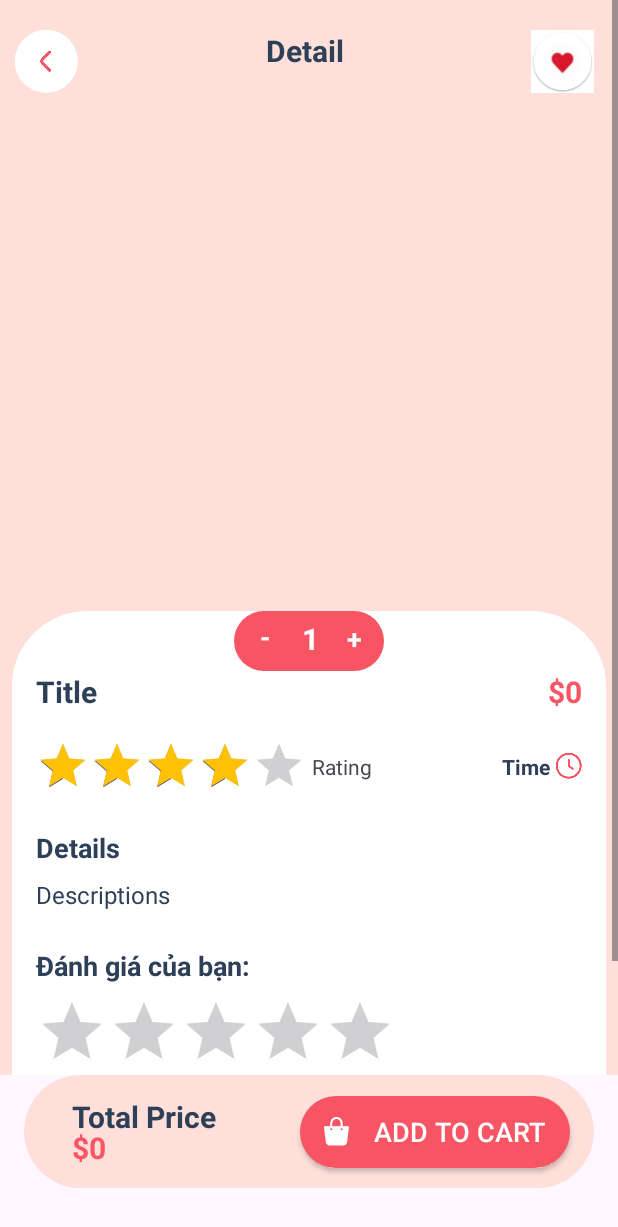
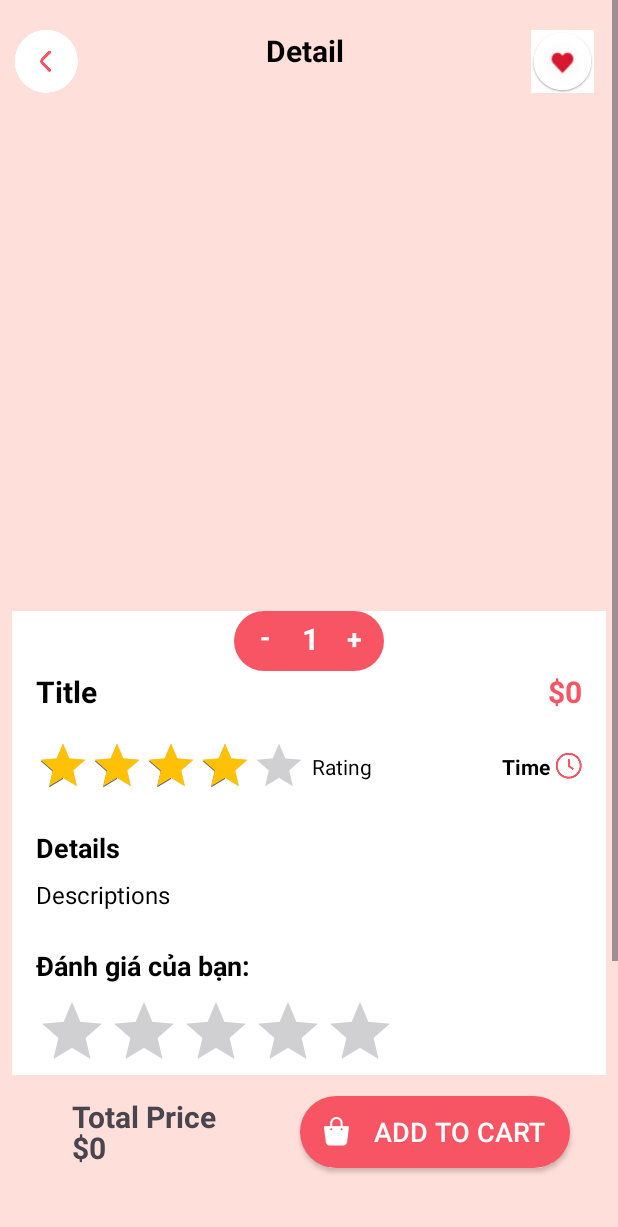
Before and after one commit to LaNaHau/Black_Shadow, an Android app: the DetailActivity screen opened directly, with no data from a screen before it, on a phone screen of 412 x 824 dp. Shown: the top 1227 px of the screen. Run offline under Robolectric (Android 15) with nearby library versions, the phone set to English and light mode, and no system bars; our stand-ins replace Firebase (no records; nobody signed in at launch, a user with empty details on screens opened directly); libraries missing offline, so code that uses them is left out: org.checkerframework.checker; pictures from the network do not load; 8 statements that could not run were skipped.

Commit message:
update darkmode

```diff
--- a/app/src/main/res/layout/activity_detail.xml
+++ b/app/src/main/res/layout/activity_detail.xml
@@ -4,6 +4,7 @@
     xmlns:tools="http://schemas.android.com/tools"
     android:layout_width="match_parent"
     android:layout_height="match_parent"
+    android:background="?attr/colorPrimary"
     tools:context=".Activities.DetailActivity">
 
     <!-- Scrollable content -->
@@ -17,7 +18,7 @@
         <LinearLayout
             android:layout_width="match_parent"
             android:layout_height="wrap_content"
-            android:background="@color/yellow"
+            android:background="?attr/colorPrimary"
             android:orientation="vertical">
 
             <!-- Header: back, title, favorite icon -->
@@ -41,7 +42,7 @@
                     android:layout_width="wrap_content"
                     android:layout_height="wrap_content"
                     android:text="Detail"
-                    android:textColor="@color/dark_blue"
+                    android:textColor="?attr/colorOnSurface"
                     android:textSize="20sp"
                     android:textStyle="bold"
                     app:layout_constraintStart_toEndOf="@id/backBtn"
@@ -80,7 +81,7 @@
                     android:layout_width="0dp"
                     android:layout_height="wrap_content"
                     android:layout_margin="8dp"
-                    android:background="@drawable/white_bg_top_corner"
+                    android:background="?attr/colorSurface"
                     android:orientation="vertical"
                     android:padding="16dp"
                     app:layout_constraintTop_toTopOf="parent"
@@ -100,7 +101,7 @@
                             android:layout_height="wrap_content"
                             android:layout_weight="1"
                             android:text="Title"
-                            android:textColor="@color/dark_blue"
+                            android:textColor="?attr/colorOnSurface"
                             android:textSize="20sp"
                             android:textStyle="bold" />
 
@@ -139,6 +140,7 @@
                             android:layout_width="wrap_content"
                             android:layout_height="wrap_content"
                             android:layout_marginStart="4dp"
+                            android:textColor="?attr/colorOnSurface"
                             android:text="Rating"
                             app:layout_constraintStart_toEndOf="@id/ratingBar"
                             app:layout_constraintTop_toTopOf="parent"
@@ -149,7 +151,7 @@
                             android:layout_width="wrap_content"
                             android:layout_height="wrap_content"
                             android:text="Time"
-                            android:textColor="@color/dark_blue"
+                            android:textColor="?attr/colorOnSurface"
                             android:textStyle="bold"
                             android:layout_marginEnd="4dp"
                             app:layout_constraintEnd_toStartOf="@+id/timeIcon"
@@ -173,7 +175,7 @@
                         android:layout_height="wrap_content"
                         android:layout_marginTop="24dp"
                         android:text="Details"
-                        android:textColor="@color/dark_blue"
+                        android:textColor="?attr/colorOnSurface"
                         android:textSize="18sp"
                         android:textStyle="bold" />
 
@@ -184,7 +186,7 @@
                         android:layout_height="wrap_content"
                         android:layout_marginTop="8dp"
                         android:text="Descriptions"
-                        android:textColor="@color/dark_blue"
+                        android:textColor="?attr/colorOnSurface"
                         android:textSize="16sp" />
 
                     <TextView
@@ -193,7 +195,7 @@
                         android:layout_height="wrap_content"
                         android:layout_marginTop="24dp"
                         android:text="\u0110\u00e1nh gi\u00e1 c\u1ee7a b\u1ea1n:"
-                        android:textColor="@color/dark_blue"
+                        android:textColor="?attr/colorOnSurface"
                         android:textSize="18sp"
                         android:textStyle="bold" />
 
@@ -280,7 +282,7 @@
         android:layout_marginStart="16dp"
         android:layout_marginEnd="16dp"
         android:layout_marginBottom="32dp"
-        android:background="@drawable/yellow_bg_full_corner"
+        android:background="?attr/colorPrimary"
         app:layout_constraintBottom_toBottomOf="parent">
 
         <androidx.appcompat.widget.AppCompatButton
@@ -304,7 +306,7 @@
             android:layout_height="wrap_content"
             android:layout_marginStart="32dp"
             android:text="Total Price"
-            android:textColor="@color/dark_blue"
+            android:backgroundTint="@color/red"
             android:textSize="20sp"
             android:textStyle="bold"
             app:layout_constraintStart_toStartOf="parent"
@@ -316,7 +318,7 @@
             android:layout_height="wrap_content"
             android:layout_marginTop="8dp"
             android:text="$0"
-            android:textColor="@color/red"
+            android:backgroundTint="@color/red"
             android:textSize="20sp"
             android:textStyle="bold"
             app:layout_constraintStart_toStartOf="@+id/textView13"
--- a/app/src/main/res/layout/activity_edit_password.xml
+++ b/app/src/main/res/layout/activity_edit_password.xml
@@ -3,7 +3,7 @@
     xmlns:app="http://schemas.android.com/apk/res-auto"
     android:layout_width="match_parent"
     android:layout_height="match_parent"
-    android:background="#FFF1F7"
+    android:background="?attr/colorPrimary"
     android:fillViewport="true">
 
     <LinearLayout
@@ -73,6 +73,7 @@
                     android:layout_height="wrap_content"
                     android:inputType="textPassword"
                     android:minHeight="48dp"
+                    android:textColor="@color/dark_blue"
                     android:paddingVertical="12dp" />
             </com.google.android.material.textfield.TextInputLayout>
 
@@ -98,6 +99,7 @@
                     android:layout_height="wrap_content"
                     android:inputType="textPassword"
                     android:minHeight="48dp"
+                    android:textColor="@color/dark_blue"
                     android:paddingVertical="12dp" />
             </com.google.android.material.textfield.TextInputLayout>
 
@@ -123,6 +125,7 @@
                     android:layout_height="wrap_content"
                     android:inputType="textPassword"
                     android:minHeight="48dp"
+                    android:textColor="@color/dark_blue"
                     android:paddingVertical="12dp" />
             </com.google.android.material.textfield.TextInputLayout>
 
--- a/app/src/main/res/layout/activity_favourite.xml
+++ b/app/src/main/res/layout/activity_favourite.xml
@@ -5,7 +5,7 @@
     android:id="@+id/main"
     android:layout_width="match_parent"
     android:layout_height="match_parent"
-    android:background="@color/yellow"
+    android:background="?attr/colorPrimary"
     tools:context=".Activities.ListFoodActivity">
 
     <ScrollView
@@ -46,6 +46,7 @@
                     android:layout_height="wrap_content"
                     android:text="Title"
                     android:textSize="18sp"
+                    android:textColor="?attr/colorOnSurface"
                     android:textStyle="bold"
                     app:layout_constraintBottom_toBottomOf="parent"
                     app:layout_constraintEnd_toEndOf="parent"
--- a/app/src/main/res/layout/activity_forgot_password.xml
+++ b/app/src/main/res/layout/activity_forgot_password.xml
@@ -4,6 +4,7 @@
     xmlns:app="http://schemas.android.com/apk/res-auto"
     android:layout_width="match_parent"
     android:layout_height="match_parent"
+    android:background="?attr/colorPrimary"
     android:padding="24dp">
 
     <TextView
@@ -13,6 +14,7 @@
         android:text="Khôi phục mật khẩu"
         android:textSize="24sp"
         android:textStyle="bold"
+        android:textColor="?attr/colorOnSurface"
         app:layout_constraintTop_toTopOf="parent"
         app:layout_constraintStart_toStartOf="parent"
         app:layout_constraintEnd_toEndOf="parent"/>
@@ -22,6 +24,7 @@
         android:layout_width="0dp"
         android:layout_height="wrap_content"
         android:hint="Nhập email của bạn"
+        android:textColor="?attr/colorOnPrimary"
         app:layout_constraintTop_toBottomOf="@id/titleText"
         app:layout_constraintStart_toStartOf="parent"
         app:layout_constraintEnd_toEndOf="parent"
@@ -38,6 +41,7 @@
         android:layout_width="0dp"
         android:layout_height="wrap_content"
         android:text="Gửi mã xác nhận"
+        android:textColor="?attr/colorOnSurface"
         app:layout_constraintTop_toBottomOf="@id/emailLayout"
         app:layout_constraintStart_toStartOf="parent"
         app:layout_constraintEnd_toEndOf="parent"
@@ -48,7 +52,7 @@
         android:layout_width="wrap_content"
         android:layout_height="wrap_content"
         android:text="← Quay lại đăng nhập"
-        android:textColor="@color/black"
+        android:textColor="?attr/colorOnSurface"
         android:textSize="14sp"
         android:layout_marginTop="16dp"
         android:clickable="true"
--- a/app/src/main/res/layout/activity_list_food.xml
+++ b/app/src/main/res/layout/activity_list_food.xml
@@ -5,7 +5,7 @@
     android:id="@+id/main"
     android:layout_width="match_parent"
     android:layout_height="match_parent"
-    android:background="@color/yellow"
+    android:background="?attr/colorPrimary"
     tools:context=".Activities.ListFoodActivity">
 
     <ScrollView
@@ -47,6 +47,7 @@
                     android:text="Title"
                     android:textSize="18sp"
                     android:textStyle="bold"
+                    android:textColor="?attr/colorOnSurface"
                     app:layout_constraintBottom_toBottomOf="parent"
                     app:layout_constraintEnd_toEndOf="parent"
                     app:layout_constraintStart_toStartOf="parent"
--- a/app/src/main/res/layout/activity_order_list.xml
+++ b/app/src/main/res/layout/activity_order_list.xml
@@ -3,7 +3,7 @@
     xmlns:app="http://schemas.android.com/apk/res-auto"
     android:layout_width="match_parent"
     android:layout_height="match_parent"
-    android:background="@android:color/white">
+    android:background="?attr/colorPrimary">
 
     <!-- Title: Order History -->
     <!-- Căn bên phải nút Back -->
@@ -17,7 +17,7 @@
         android:layout_marginStart="68dp"
         android:layout_marginTop="16dp"
         android:text="Order History"
-        android:textColor="@android:color/black"
+        android:textColor="?attr/colorOnSurface"
         android:textSize="20sp"
         android:textStyle="bold"
         app:layout_constraintStart_toEndOf="@id/backBtn"
--- a/app/src/main/res/layout/activity_voucher.xml
+++ b/app/src/main/res/layout/activity_voucher.xml
@@ -5,6 +5,7 @@
     android:padding="16dp"
     android:background="#FAFAFA"
     android:layout_width="match_parent"
+    android:backgroundTint="?attr/colorPrimary"
     android:layout_height="match_parent">
 
     <!-- Tiêu đề -->
@@ -13,11 +14,11 @@
         android:layout_width="match_parent"
         android:layout_height="wrap_content"
         android:text="Danh sách voucher"
+        android:textColor="?attr/colorOnSurface"
         android:textSize="20sp"
         android:textStyle="bold"
         android:gravity="center"
-        android:padding="12dp"
-        android:textColor="#000000" />
+        android:padding="12dp" />
 
     <ScrollView
         android:layout_width="match_parent"
--- a/app/src/main/res/layout/viewholder_cart.xml
+++ b/app/src/main/res/layout/viewholder_cart.xml
@@ -7,7 +7,7 @@
     android:layout_marginStart="4dp"
     android:layout_marginBottom="8dp"
     android:layout_height="110dp"
-    android:background="@drawable/white_bg"
+    android:background="?attr/colorSurface"
     android:layout_marginEnd="4dp">
 
 
@@ -30,7 +30,7 @@
         android:layout_marginTop="8dp"
         android:textStyle="bold"
         android:text="Title"
-        android:textColor="@color/dark_blue"
+        android:textColor="?attr/colorOnSurface"
         android:textSize="20sp"
         app:layout_constraintStart_toEndOf="@+id/pic"
         app:layout_constraintTop_toTopOf="parent" />
@@ -87,7 +87,7 @@
             android:layout_height="wrap_content"
             android:gravity="center"
             android:text="0"
-            android:textColor="@color/dark_blue"
+            android:textColor="?attr/colorOnSurface"
             android:textSize="16sp"
             android:textStyle="bold"
             app:layout_constraintBottom_toBottomOf="parent"
--- a/app/src/main/res/layout/viewholder_category.xml
+++ b/app/src/main/res/layout/viewholder_category.xml
@@ -11,7 +11,7 @@
         android:layout_marginStart="32dp"
         android:layout_marginTop="32dp"
         android:layout_marginEnd="32dp"
-        android:background="@drawable/white_bg"
+        android:background="?attr/colorSurface"
         android:orientation="vertical"
         app:layout_constraintEnd_toEndOf="parent"
         app:layout_constraintStart_toStartOf="parent"
@@ -32,7 +32,7 @@
             android:layout_marginTop="8dp"
             android:text="Title"
             android:textAlignment="center"
-            android:textColor="@color/dark_blue"
+            android:textColor="?attr/colorOnSurface"
             android:textSize="12sp"
             android:textStyle="bold" />
 
--- a/app/src/main/res/values-night/themes.xml
+++ b/app/src/main/res/values-night/themes.xml
@@ -1,10 +1,10 @@
 <resources xmlns:tools="http://schemas.android.com/tools">
     <style name="Base.Theme.FoodApp" parent="Theme.Material3.DayNight.NoActionBar">
         <!-- Dark theme colors -->
-        <item name="colorPrimary">@color/red_200</item>
-        <item name="colorOnPrimary">@color/black</item>
-        <item name="colorSurface">@color/black</item>
-        <!--        <item name="colorBackground">@color/black</item>-->
+        <item name="colorPrimary">#574C4B</item>
+        <item name="colorOnPrimary">#3F5B6B</item>
+        <item name="colorSurface">@color/dark_blue</item>
+        <item name="android:windowBackground">@color/dark_blue</item>
         <item name="colorOnBackground">@color/white</item>
         <item name="colorOnSurface">@color/white</item>
     </style>
--- a/app/src/main/res/values/colors.xml
+++ b/app/src/main/res/values/colors.xml
@@ -10,4 +10,5 @@
     <color name="colorAccent">#D81B60</color>
     <color name="red_500">#F44336</color>
     <color name="red_200">#EF9A9A</color>
+    <color name="yellow2">#EFEAC7</color>
 </resources>
--- a/app/src/main/res/values/themes.xml
+++ b/app/src/main/res/values/themes.xml
@@ -1,10 +1,9 @@
 <resources xmlns:tools="http://schemas.android.com/tools">
     <style name="Base.Theme.FoodApp" parent="Theme.Material3.DayNight.NoActionBar">
         <!-- Light theme colors -->
-        <item name="colorPrimary">@color/red_500</item>
-        <item name="colorOnPrimary">@color/white</item>
+        <item name="colorPrimary">@color/yellow</item>
+        <item name="colorOnPrimary">@color/yellow2</item>
         <item name="colorSurface">@color/white</item>
-        <!--        <item name="colorBackground">@color/white</item>-->
         <item name="colorOnBackground">@color/black</item>
         <item name="colorOnSurface">@color/black</item>
     </style>
```
Also changed, not shown: app/src/main/res/layout/activity_add_address.xml (+7 -1 lines), app/src/main/res/layout/activity_cart.xml (+16 -10 lines), app/src/main/res/layout/activity_edit_profile.xml (+7 -3 lines), app/src/main/res/layout/activity_main.xml (+9 -7 lines), app/src/main/res/layout/activity_order.xml (+7 -0 lines), app/src/main/res/layout/activity_payment_method.xml (+9 -3 lines), app/src/main/res/layout/activity_profile.xml (+31 -26 lines), app/src/main/res/layout/viewholder_list_food.xml (+4 -4 lines).
